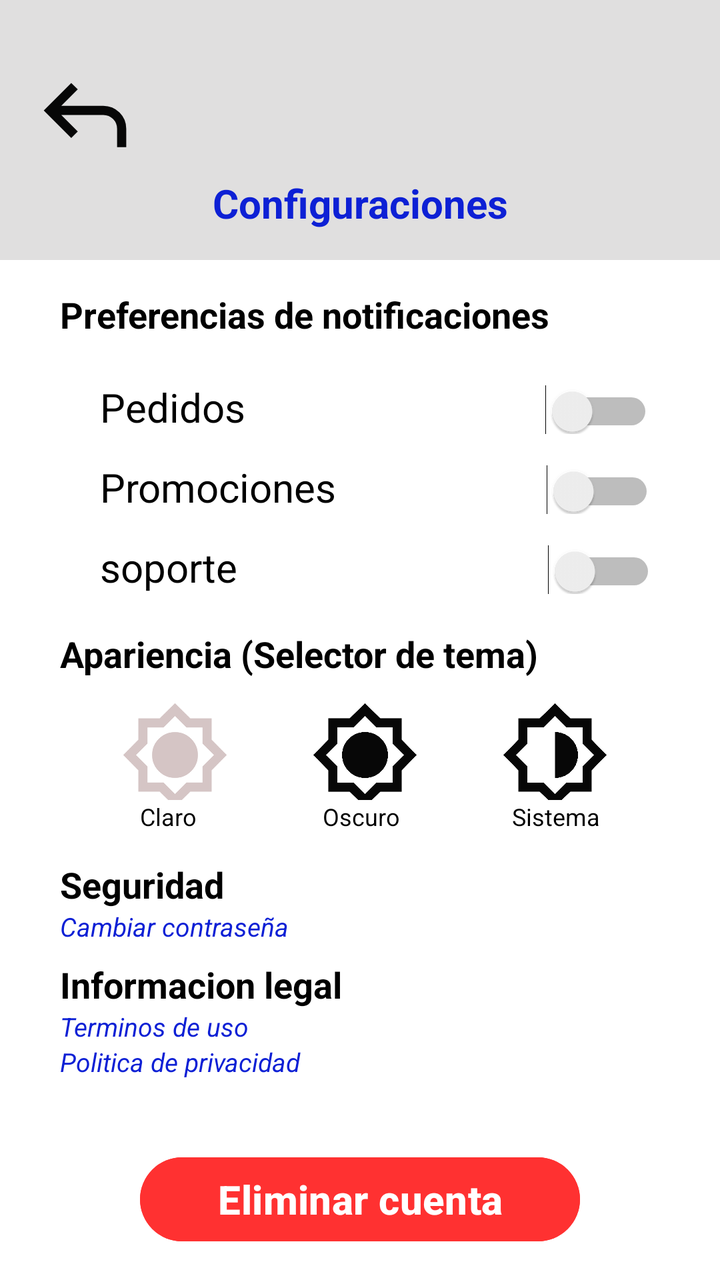
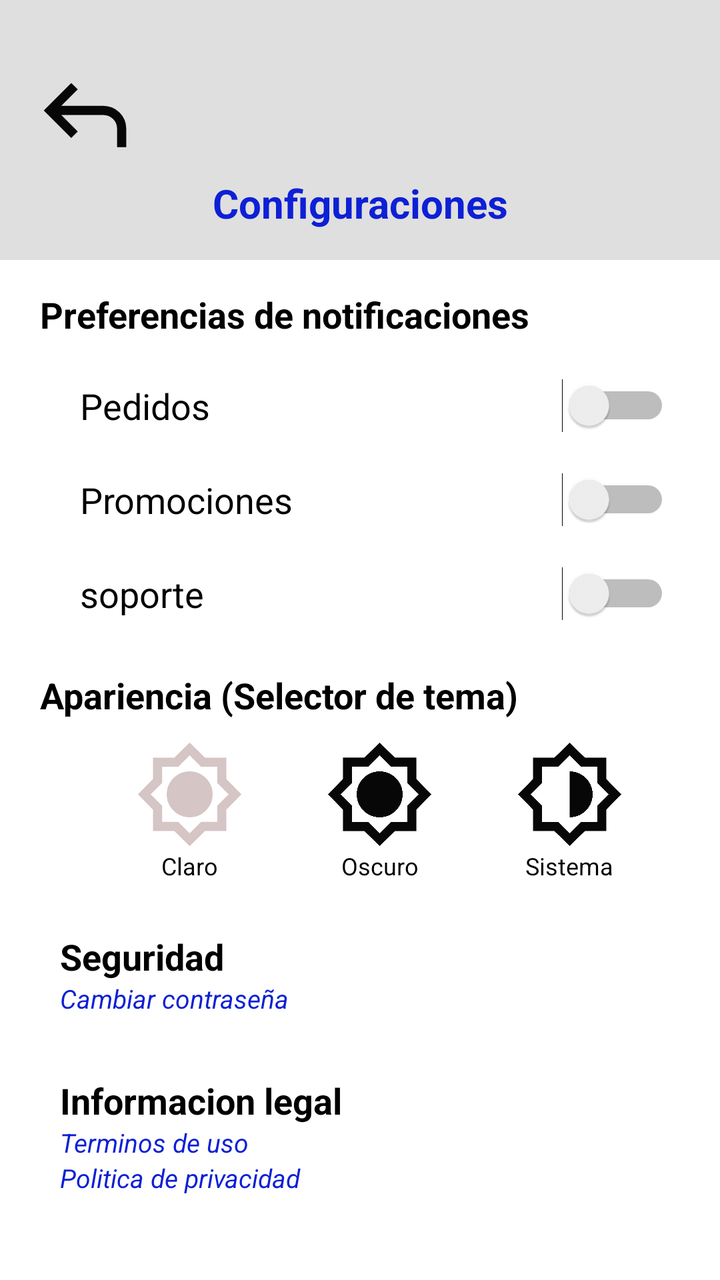

An Android layout rendered at two revisions. The XML below is the earlier revision; the diff shows what the commit changed to produce the second picture.
<!-- AndroidManifest.xml: application theme Theme.MYODelicious -->
<!-- res/layout/activity_configuracion.xml -->
<?xml version="1.0" encoding="utf-8"?>
<LinearLayout xmlns:android="http://schemas.android.com/apk/res/android"
    xmlns:app="http://schemas.android.com/apk/res-auto"
    xmlns:tools="http://schemas.android.com/tools"
    android:id="@+id/main"
    android:layout_width="match_parent"
    android:layout_height="match_parent"
    android:orientation="vertical"
    android:background="@color/gris_claro"
    tools:context=".ui.main.usuario.ConfiguracionActivity">

    <ImageView
        android:id="@+id/img_out_conf"
        android:layout_width="55dp"
        android:layout_height="55dp"
        android:layout_marginTop="30dp"
        android:layout_gravity="left"
        android:layout_marginLeft="15dp"
        android:src="@drawable/ic_regresar" />

    <TextView
        android:layout_width="match_parent"
        android:layout_height="wrap_content"
        android:text="@string/configuraciones"
        android:textColor="@color/blue"
        android:textSize="20sp"
        android:layout_marginTop="3dp"
        android:textAlignment="center"
        android:textStyle="bold"/>


    <FrameLayout
        android:layout_width="360dp"
        android:layout_height="526dp"
        android:layout_gravity="center"
        android:layout_marginTop="15dp"
        android:background="@color/white">

        <TextView
            android:id="@+id/tv_edit_per"
            android:layout_width="wrap_content"
            android:layout_height="wrap_content"
            android:layout_marginTop="15dp"
            android:layout_marginLeft="30sp"
            android:text="@string/preferencias_de_notificaciones"
            android:textColor="@color/black"
            android:textSize="18sp"
            android:textStyle="bold" />

        <LinearLayout
            android:layout_width="match_parent"
            android:layout_height="wrap_content"
            android:background="@color/white"
            android:layout_marginTop="60dp"
            android:orientation="horizontal">

            <TextView
                android:layout_width="wrap_content"
                android:layout_height="wrap_content"
                android:textSize="20sp"
                android:text="@string/pedidos"
                android:layout_marginLeft="50dp"
                android:textColor="@color/black" />

            <Switch
                android:id="@+id/sw_noti_ped"
                android:layout_width="wrap_content"
                android:layout_height="wrap_content"
                android:layout_marginLeft="150dp"
                tools:ignore="UseSwitchCompatOrMaterialXml" />

        </LinearLayout>

        <LinearLayout
            android:layout_width="match_parent"
            android:layout_height="wrap_content"
            android:background="@color/white"
            android:layout_marginTop="100dp"
            android:orientation="horizontal">

            <TextView
                android:layout_width="wrap_content"
                android:layout_height="wrap_content"
                android:textSize="20sp"
                android:text="@string/promociones"
                android:layout_marginLeft="50dp"
                android:textColor="@color/black" />

            <Switch
                android:id="@+id/sw_noti_prom"
                android:layout_width="wrap_content"
                android:layout_height="wrap_content"
                android:layout_marginLeft="105dp"
                tools:ignore="UseSwitchCompatOrMaterialXml" />

        </LinearLayout>

        <LinearLayout
            android:layout_width="match_parent"
            android:layout_height="wrap_content"
            android:background="@color/white"
            android:layout_marginTop="140dp"
            android:orientation="horizontal">

            <TextView
                android:layout_width="wrap_content"
                android:layout_height="wrap_content"
                android:textSize="20sp"
                android:text="@string/soporte"
                android:layout_marginLeft="50dp"
                android:textColor="@color/black" />

            <Switch
                android:id="@+id/sw_noti_sop"
                android:layout_width="wrap_content"
                android:layout_height="wrap_content"
                android:layout_marginLeft="155dp"
                tools:ignore="UseSwitchCompatOrMaterialXml" />

        </LinearLayout>

        <LinearLayout
            android:layout_width="match_parent"
            android:layout_height="34dp"
            android:layout_marginTop="180dp"
            android:background="@color/white"
            android:backgroundTintMode="@color/blue"
            android:gravity="center_vertical"
            android:orientation="horizontal">

            <TextView
                android:layout_width="wrap_content"
                android:layout_height="wrap_content"
                android:layout_marginLeft="30dp"
                android:text="@string/apariencia_selector_de_tema"
                android:textColor="@color/black"
                android:textSize="18sp"
                android:textStyle="bold" />


        </LinearLayout>


        <LinearLayout
            android:layout_width="match_parent"
            android:layout_height="wrap_content"
            android:layout_marginTop="220dp"
            android:background="@color/white"
            android:backgroundTintMode="@color/blue"
            android:gravity="center_vertical"
            android:orientation="horizontal">

            <ImageView
                android:id="@+id/Img_tem_claro"
                android:layout_width="55dp"
                android:layout_height="55dp"
                android:layout_gravity="center"
                android:layout_marginLeft="60dp"
                android:src="@drawable/ic_tema_claro" />

            <ImageView
                android:id="@+id/Img_tem_oscu"
                android:layout_width="55dp"
                android:layout_height="55dp"
                android:layout_gravity="center"
                android:layout_marginLeft="40dp"
                android:src="@drawable/ic_tema_oscu" />

            <ImageView
                android:id="@+id/Img_tem_siste"
                android:layout_width="55dp"
                android:layout_height="55dp"
                android:layout_gravity="center"
                android:layout_marginLeft="40dp"
                android:src="@drawable/ic_tema_siste" />


        </LinearLayout>

        <LinearLayout
            android:layout_width="match_parent"
            android:layout_height="wrap_content"
            android:layout_marginTop="270dp"
            android:background="@color/white"
            android:backgroundTintMode="@color/blue"
            android:gravity="center_vertical"
            android:orientation="horizontal">



            <TextView
                android:layout_width="wrap_content"
                android:layout_height="wrap_content"
                android:layout_marginLeft="70dp"
                android:text="@string/claro"
                android:textColor="@color/black"
                android:textSize="12sp" />

            <TextView
                android:layout_width="wrap_content"
                android:layout_height="wrap_content"
                android:layout_marginLeft="63dp"
                android:text="@string/oscuro"
                android:textColor="@color/black"
                android:textSize="12sp" />

            <TextView
                android:layout_width="wrap_content"
                android:layout_height="wrap_content"
                android:layout_marginLeft="56dp"
                android:text="@string/sistema"
                android:textColor="@color/black"
                android:textSize="12sp" />


        </LinearLayout>

        <LinearLayout
            android:layout_width="match_parent"
            android:layout_height="wrap_content"
            android:layout_marginTop="300dp"
            android:background="@color/white"
            android:backgroundTintMode="@color/blue"
            android:gravity="center_vertical"
            android:orientation="vertical">

            <TextView
                android:layout_width="91dp"
                android:layout_height="wrap_content"
                android:layout_marginLeft="30dp"
                android:text="@string/seguridad"
                android:textColor="@color/black"
                android:textSize="18sp"
                android:textStyle="bold" />

            <TextView
                android:layout_width="131dp"
                android:layout_height="wrap_content"
                android:layout_marginLeft="30dp"
                android:text="Cambiar contraseña"
                android:textColor="@color/blue"
                android:textSize="13sp"
                android:textStyle="italic" />


        </LinearLayout>

        <LinearLayout
            android:layout_width="match_parent"
            android:layout_height="wrap_content"
            android:layout_marginTop="350dp"
            android:background="@color/white"
            android:backgroundTintMode="@color/blue"
            android:gravity="center_vertical"
            android:orientation="vertical">

            <TextView
                android:layout_width="wrap_content"
                android:layout_height="wrap_content"
                android:layout_marginLeft="30dp"
                android:text="@string/informacion_legal"
                android:textColor="@color/black"
                android:textSize="18sp"
                android:textStyle="bold" />

            <TextView
                android:layout_width="131dp"
                android:layout_height="wrap_content"
                android:layout_marginLeft="30dp"
                android:text="@string/terminos_de_uso"
                android:textColor="@color/blue"
                android:textSize="13sp"
                android:textStyle="italic" />

            <TextView
                android:layout_width="131dp"
                android:layout_height="wrap_content"
                android:layout_marginLeft="30dp"
                android:text="@string/politica_de_privacidad"
                android:textColor="@color/blue"
                android:textSize="13sp"
                android:textStyle="italic" />

            <Button
                android:id="@+id/btn_elim_cuent"
                android:layout_width="match_parent"
                android:layout_height="50dp"
                android:layout_marginStart="70dp"
                android:layout_marginTop="35dp"
                android:layout_marginEnd="70dp"
                android:backgroundTint="@color/rojo"
                android:text="@string/eliminar_cuenta"
                android:textColor="@color/white"
                android:textSize="20sp"
                android:textStyle="bold" />


        </LinearLayout>


    </FrameLayout>


</LinearLayout>
<!-- resources referenced by this layout -->
<resources>
  <color name="black">#FF000000</color>
  <color name="blue">#0D20D5</color>
  <color name="gris_claro">#E0DFDF</color>
  <color name="rojo">#ff3131</color>
  <color name="white">#FFFFFFFF</color>
  <!-- drawable ic_regresar (drawable) -->
  <vector xmlns:android="http://schemas.android.com/apk/res/android" android:autoMirrored="true" android:height="24dp" android:tint="#070707" android:viewportHeight="960" android:viewportWidth="960" android:width="24dp">
        
      <path android:fillColor="@android:color/white" android:pathData="M760,760L760,600Q760,550 725,515Q690,480 640,480L273,480L417,624L360,680L120,440L360,200L417,256L273,400L640,400Q723,400 781.5,458.5Q840,517 840,600L840,760L760,760Z"/>
      
  </vector>
  <!-- drawable ic_tema_oscu (drawable) -->
  <vector xmlns:android="http://schemas.android.com/apk/res/android" android:height="24dp" android:tint="#070707" android:viewportHeight="960" android:viewportWidth="960" android:width="24dp">
        
      <path android:fillColor="@android:color/white" android:pathData="M480,932L346,800L160,800L160,614L28,480L160,346L160,160L346,160L480,28L614,160L800,160L800,346L932,480L800,614L800,800L614,800L480,932ZM621.5,621.5Q680,563 680,480Q680,397 621.5,338.5Q563,280 480,280Q397,280 338.5,338.5Q280,397 280,480Q280,563 338.5,621.5Q397,680 480,680Q563,680 621.5,621.5ZM480,480Q480,480 480,480Q480,480 480,480Q480,480 480,480Q480,480 480,480Q480,480 480,480Q480,480 480,480Q480,480 480,480Q480,480 480,480ZM480,820L580,720L720,720L720,580L820,480L720,380L720,240L580,240L480,140L380,240L240,240L240,380L140,480L240,580L240,720L380,720L480,820ZM480,480L480,480L480,480L480,480L480,480L480,480L480,480L480,480L480,480L480,480L480,480L480,480L480,480L480,480L480,480L480,480Z"/>
      
  </vector>
  <!-- drawable ic_tema_siste (drawable) -->
  <vector xmlns:android="http://schemas.android.com/apk/res/android" android:height="24dp" android:tint="#070707" android:viewportHeight="960" android:viewportWidth="960" android:width="24dp">
        
      <path android:fillColor="@android:color/white" android:pathData="M480,932L346,800L160,800L160,614L28,480L160,346L160,160L346,160L480,28L614,160L800,160L800,346L932,480L800,614L800,800L614,800L480,932ZM480,680Q563,680 621.5,621.5Q680,563 680,480Q680,397 621.5,338.5Q563,280 480,280L480,680ZM480,820L580,720L720,720L720,580L820,480L720,380L720,240L580,240L480,140L380,240L240,240L240,380L140,480L240,580L240,720L380,720L480,820ZM480,480L480,480L480,480L480,480L480,480L480,480L480,480L480,480L480,480L480,480L480,480L480,480L480,480L480,480L480,480L480,480Z"/>
      
  </vector>
  <string name="apariencia_selector_de_tema">Apariencia (Selector de tema)</string>
  <string name="claro">Claro</string>
  <string name="configuraciones">Configuraciones</string>
  <string name="eliminar_cuenta">Eliminar cuenta</string>
  <string name="informacion_legal">Informacion legal</string>
  <string name="oscuro">Oscuro</string>
  <string name="pedidos">Pedidos</string>
  <string name="politica_de_privacidad">Politica de privacidad</string>
  <string name="preferencias_de_notificaciones">Preferencias de notificaciones</string>
  <string name="promociones">Promociones</string>
  <string name="seguridad">Seguridad</string>
  <string name="sistema">Sistema</string>
  <string name="soporte">soporte</string>
  <string name="terminos_de_uso">Terminos de uso</string>
  <style name="Theme.MYODelicious" parent="Base.Theme.MYODelicious">
          <item name="colorPrimary">@color/gris</item>
      </style>
  <style name="Base.Theme.MYODelicious" parent="Theme.Material3.DayNight.NoActionBar">
          
          
      </style>
  <color name="gris">#787474</color>
  <!-- unchanged entries left out for length: 1 -->
</resources>

<!-- the commit's change to res/layout/activity_configuracion.xml (unified diff, before → after) -->
@@ -1,6 +1,5 @@
 <?xml version="1.0" encoding="utf-8"?>
 <LinearLayout xmlns:android="http://schemas.android.com/apk/res/android"
-    xmlns:app="http://schemas.android.com/apk/res-auto"
     xmlns:tools="http://schemas.android.com/tools"
     android:id="@+id/main"
     android:layout_width="match_parent"
@@ -28,141 +27,132 @@
         android:textAlignment="center"
         android:textStyle="bold"/>
 
-
-    <FrameLayout
+    <LinearLayout
         android:layout_width="360dp"
-        android:layout_height="526dp"
+        android:layout_height="wrap_content"
         android:layout_gravity="center"
         android:layout_marginTop="15dp"
-        android:background="@color/white">
+        android:background="@color/white"
+        android:orientation="vertical"
+        android:paddingBottom="20dp">
 
         <TextView
-            android:id="@+id/tv_edit_per"
             android:layout_width="wrap_content"
             android:layout_height="wrap_content"
             android:layout_marginTop="15dp"
-            android:layout_marginLeft="30sp"
+            android:layout_marginLeft="20dp"
             android:text="@string/preferencias_de_notificaciones"
             android:textColor="@color/black"
             android:textSize="18sp"
             android:textStyle="bold" />
 
         <LinearLayout
-            android:layout_width="match_parent"
-            android:layout_height="wrap_content"
-            android:background="@color/white"
-            android:layout_marginTop="60dp"
-            android:orientation="horizontal">
-
-            <TextView
-                android:layout_width="wrap_content"
-                android:layout_height="wrap_content"
-                android:textSize="20sp"
+            android:id="@+id/ly_noti_pedidos"
+            android:layout_width="match_parent"
+            android:layout_height="wrap_content"
+            android:layout_marginTop="10dp"
+            android:background="@color/white"
+            android:orientation="horizontal"
+            android:gravity="center_vertical"
+            android:padding="10dp">
+
+            <TextView
+                android:layout_width="0dp"
+                android:layout_weight="1"
+                android:layout_height="wrap_content"
+                android:textSize="18sp"
                 android:text="@string/pedidos"
-                android:layout_marginLeft="50dp"
+                android:layout_marginLeft="30dp"
                 android:textColor="@color/black" />
 
             <Switch
                 android:id="@+id/sw_noti_ped"
                 android:layout_width="wrap_content"
                 android:layout_height="wrap_content"
-                android:layout_marginLeft="150dp"
+                android:layout_marginRight="15dp"
                 tools:ignore="UseSwitchCompatOrMaterialXml" />
-
-        </LinearLayout>
-
-        <LinearLayout
-            android:layout_width="match_parent"
-            android:layout_height="wrap_content"
-            android:background="@color/white"
-            android:layout_marginTop="100dp"
-            android:orientation="horizontal">
-
-            <TextView
-                android:layout_width="wrap_content"
-                android:layout_height="wrap_content"
-                android:textSize="20sp"
+        </LinearLayout>
+
+        <LinearLayout
+            android:id="@+id/ly_noti_promociones"
+            android:layout_width="match_parent"
+            android:layout_height="wrap_content"
+            android:background="@color/white"
+            android:orientation="horizontal"
+            android:gravity="center_vertical"
+            android:padding="10dp">
+
+            <TextView
+                android:layout_width="0dp"
+                android:layout_weight="1"
+                android:layout_height="wrap_content"
+                android:textSize="18sp"
                 android:text="@string/promociones"
-                android:layout_marginLeft="50dp"
+                android:layout_marginLeft="30dp"
                 android:textColor="@color/black" />
 
             <Switch
                 android:id="@+id/sw_noti_prom"
                 android:layout_width="wrap_content"
                 android:layout_height="wrap_content"
-                android:layout_marginLeft="105dp"
+                android:layout_marginRight="15dp"
                 tools:ignore="UseSwitchCompatOrMaterialXml" />
-
-        </LinearLayout>
-
-        <LinearLayout
-            android:layout_width="match_parent"
-            android:layout_height="wrap_content"
-            android:background="@color/white"
-            android:layout_marginTop="140dp"
-            android:orientation="horizontal">
-
-            <TextView
-                android:layout_width="wrap_content"
-                android:layout_height="wrap_content"
-                android:textSize="20sp"
+        </LinearLayout>
+
+        <LinearLayout
+            android:layout_width="match_parent"
+            android:layout_height="wrap_content"
+            android:background="@color/white"
+            android:orientation="horizontal"
+            android:gravity="center_vertical"
+            android:padding="10dp">
+
+            <TextView
+                android:layout_width="0dp"
+                android:layout_weight="1"
+                android:layout_height="wrap_content"
+                android:textSize="18sp"
                 android:text="@string/soporte"
-                android:layout_marginLeft="50dp"
+                android:layout_marginLeft="30dp"
                 android:textColor="@color/black" />
 
             <Switch
                 android:id="@+id/sw_noti_sop"
                 android:layout_width="wrap_content"
                 android:layout_height="wrap_content"
-                android:layout_marginLeft="155dp"
+                android:layout_marginRight="15dp"
                 tools:ignore="UseSwitchCompatOrMaterialXml" />
-
-        </LinearLayout>
-
-        <LinearLayout
-            android:layout_width="match_parent"
-            android:layout_height="34dp"
-            android:layout_marginTop="180dp"
-            android:background="@color/white"
-            android:backgroundTintMode="@color/blue"
-            android:gravity="center_vertical"
-            android:orientation="horizontal">
-
-            <TextView
-                android:layout_width="wrap_content"
-                android:layout_height="wrap_content"
-                android:layout_marginLeft="30dp"
-                android:text="@string/apariencia_selector_de_tema"
-                android:textColor="@color/black"
-                android:textSize="18sp"
-                android:textStyle="bold" />
-
-
-        </LinearLayout>
-
-
-        <LinearLayout
-            android:layout_width="match_parent"
-            android:layout_height="wrap_content"
-            android:layout_marginTop="220dp"
-            android:background="@color/white"
-            android:backgroundTintMode="@color/blue"
-            android:gravity="center_vertical"
+        </LinearLayout>
+
+        <TextView
+            android:layout_width="match_parent"
+            android:layout_height="wrap_content"
+            android:layout_marginTop="15dp"
+            android:layout_marginLeft="20dp"
+            android:text="@string/apariencia_selector_de_tema"
+            android:textColor="@color/black"
+            android:textSize="18sp"
+            android:textStyle="bold" />
+
+        <LinearLayout
+            android:layout_width="match_parent"
+            android:layout_height="wrap_content"
+            android:layout_marginTop="10dp"
+            android:background="@color/white"
+            android:gravity="center"
             android:orientation="horizontal">
 
             <ImageView
                 android:id="@+id/Img_tem_claro"
                 android:layout_width="55dp"
                 android:layout_height="55dp"
-                android:layout_gravity="center"
-                android:layout_marginLeft="60dp"
+                android:layout_marginLeft="20dp"
                 android:src="@drawable/ic_tema_claro" />
 
             <ImageView
                 android:id="@+id/Img_tem_oscu"
                 android:layout_width="55dp"
                 android:layout_height="55dp"
-                android:layout_gravity="center"
                 android:layout_marginLeft="40dp"
                 android:src="@drawable/ic_tema_oscu" />
 
@@ -170,112 +160,102 @@
                 android:id="@+id/Img_tem_siste"
                 android:layout_width="55dp"
                 android:layout_height="55dp"
-                android:layout_gravity="center"
                 android:layout_marginLeft="40dp"
                 android:src="@drawable/ic_tema_siste" />
-
-
-        </LinearLayout>
-
-        <LinearLayout
-            android:layout_width="match_parent"
-            android:layout_height="wrap_content"
-            android:layout_marginTop="270dp"
-            android:background="@color/white"
-            android:backgroundTintMode="@color/blue"
-            android:gravity="center_vertical"
+        </LinearLayout>
+
+        <LinearLayout
+            android:layout_width="match_parent"
+            android:layout_height="wrap_content"
+            android:background="@color/white"
+            android:gravity="center"
             android:orientation="horizontal">
 
-
-
-            <TextView
-                android:layout_width="wrap_content"
-                android:layout_height="wrap_content"
-                android:layout_marginLeft="70dp"
+            <TextView
+                android:layout_width="55dp"
+                android:layout_height="wrap_content"
+                android:layout_marginLeft="20dp"
                 android:text="@string/claro"
+                android:textAlignment="center"
                 android:textColor="@color/black"
                 android:textSize="12sp" />
 
             <TextView
-                android:layout_width="wrap_content"
-                android:layout_height="wrap_content"
-                android:layout_marginLeft="63dp"
+                android:layout_width="55dp"
+                android:layout_height="wrap_content"
+                android:layout_marginLeft="40dp"
                 android:text="@string/oscuro"
+                android:textAlignment="center"
                 android:textColor="@color/black"
                 android:textSize="12sp" />
 
             <TextView
-                android:layout_width="wrap_content"
-                android:layout_height="wrap_content"
-                android:layout_marginLeft="56dp"
+                android:layout_width="55dp"
+                android:layout_height="wrap_content"
+                android:layout_marginLeft="40dp"
                 android:text="@string/sistema"
+                android:textAlignment="center"
                 android:textColor="@color/black"
                 android:textSize="12sp" />
-
-
-        </LinearLayout>
-
-        <LinearLayout
-            android:layout_width="match_parent"
-            android:layout_height="wrap_content"
-            android:layout_marginTop="300dp"
-            android:background="@color/white"
-            android:backgroundTintMode="@color/blue"
-            android:gravity="center_vertical"
-            android:orientation="vertical">
-
-            <TextView
-                android:layout_width="91dp"
-                android:layout_height="wrap_content"
-                android:layout_marginLeft="30dp"
+        </LinearLayout>
+
+        <LinearLayout
+            android:layout_width="match_parent"
+            android:layout_height="wrap_content"
+            android:layout_marginTop="15dp"
+            android:background="@color/white"
+            android:orientation="vertical"
+            android:padding="10dp">
+
+            <TextView
+                android:layout_width="wrap_content"
+                android:layout_height="wrap_content"
+                android:layout_marginLeft="20dp"
                 android:text="@string/seguridad"
                 android:textColor="@color/black"
                 android:textSize="18sp"
                 android:textStyle="bold" />
 
             <TextView
-                android:layout_width="131dp"
-                android:layout_height="wrap_content"
-                android:layout_marginLeft="30dp"
+                android:layout_width="wrap_content"
+                android:layout_height="wrap_content"
+                android:layout_marginLeft="20dp"
                 android:text="Cambiar contraseña"
                 android:textColor="@color/blue"
                 android:textSize="13sp"
                 android:textStyle="italic" />
-
-
-        </LinearLayout>
-
-        <LinearLayout
-            android:layout_width="match_parent"
-            android:layout_height="wrap_content"
-            android:layout_marginTop="350dp"
-            android:background="@color/white"
-            android:backgroundTintMode="@color/blue"
-            android:gravity="center_vertical"
-            android:orientation="vertical">
-
-            <TextView
-                android:layout_width="wrap_content"
-                android:layout_height="wrap_content"
-                android:layout_marginLeft="30dp"
+        </LinearLayout>
+
+        <LinearLayout
+            android:layout_width="match_parent"
+            android:layout_height="wrap_content"
+            android:layout_marginTop="10dp"
+            android:background="@color/white"
+            android:orientation="vertical"
+            android:padding="10dp">
+
+            <TextView
+                android:layout_width="wrap_content"
+                android:layout_height="wrap_content"
+                android:layout_marginLeft="20dp"
                 android:text="@string/informacion_legal"
                 android:textColor="@color/black"
                 android:textSize="18sp"
                 android:textStyle="bold" />
 
             <TextView
-                android:layout_width="131dp"
-                android:layout_height="wrap_content"
-                android:layout_marginLeft="30dp"
+                android:layout_width="wrap_content"
+                android:layout_height="wrap_content"
+                android:layout_marginLeft="20dp"
                 android:text="@string/terminos_de_uso"
                 android:textColor="@color/blue"
                 android:textSize="13sp"
                 android:textStyle="italic" />
 
             <TextView
-                android:layout_width="131dp"
-                android:layout_height="wrap_content"
-                android:layout_marginLeft="30dp"
+                android:layout_width="wrap_content"
+                android:layout_height="wrap_content"
+                android:layout_marginLeft="20dp"
                 android:text="@string/politica_de_privacidad"
                 android:textColor="@color/blue"
                 android:textSize="13sp"
@@ -286,19 +266,15 @@
                 android:layout_width="match_parent"
                 android:layout_height="50dp"
                 android:layout_marginStart="70dp"
-                android:layout_marginTop="35dp"
+                android:layout_marginTop="20dp"
                 android:layout_marginEnd="70dp"
                 android:backgroundTint="@color/rojo"
                 android:text="@string/eliminar_cuenta"
                 android:textColor="@color/white"
                 android:textSize="20sp"
                 android:textStyle="bold" />
-
-
-        </LinearLayout>
-
-
-    </FrameLayout>
-
+        </LinearLayout>
+
+    </LinearLayout>
 
 </LinearLayout>
